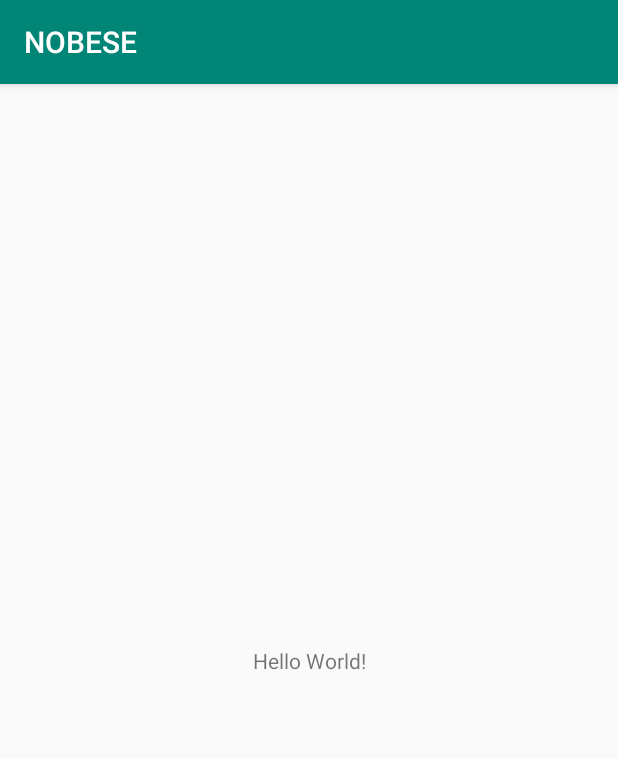
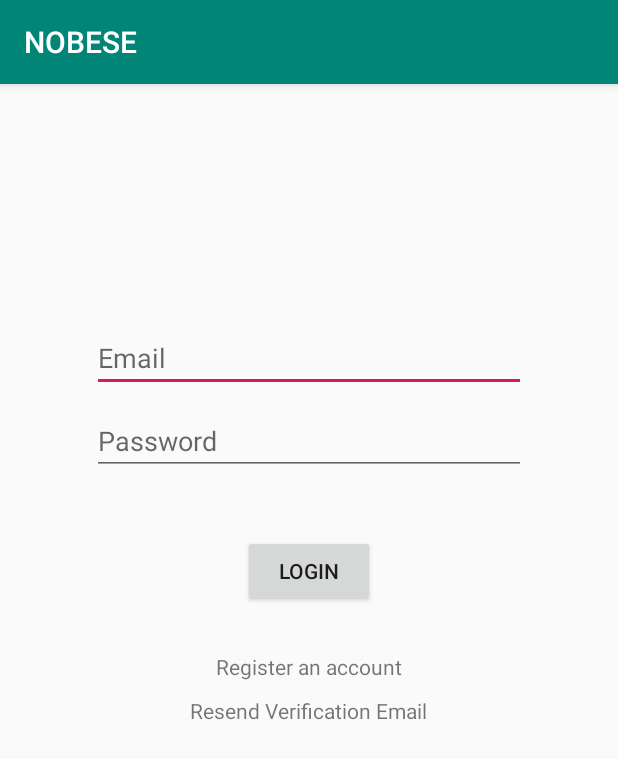
Before and after one commit to amous4822/NOBESE, an Android app: the screen it shows after launch (MainActivity before the commit, LoginActivity after it), on a phone screen of 412 x 824 dp. Shown: the top 759 px of the screen. Run offline under Robolectric (Android 15) with nearby library versions, the phone set to English and light mode, and no system bars; our stand-ins replace Firebase (no records; nobody signed in at launch, a user with empty details on screens opened directly).

Commit message:
Added registration and login screens

```diff
--- /dev/null
+++ b/app/src/main/java/com/example/project/nobese/LoginActivity.java
@@ -0,0 +1,157 @@
+package com.example.project.nobese;
+
+import android.app.ProgressDialog;
+import android.content.Context;
+import android.content.Intent;
+import android.support.annotation.NonNull;
+import android.support.v7.app.AppCompatActivity;
+import android.os.Bundle;
+
+import android.text.TextUtils;
+import android.view.View;
+import android.widget.Button;
+import android.widget.EditText;
+import android.widget.TextView;
+import android.widget.Toast;
+
+import com.google.android.gms.tasks.OnCompleteListener;
+import com.google.android.gms.tasks.OnFailureListener;
+import com.google.android.gms.tasks.Task;
+import com.google.firebase.auth.AuthResult;
+import com.google.firebase.auth.FirebaseAuth;
+import com.google.firebase.auth.FirebaseUser;
+
+
+public class LoginActivity extends AppCompatActivity {
+
+
+    private EditText mEmail;
+    private EditText mPassword;
+    private Button mLogin;
+
+
+    Context mContext ;
+
+    private FirebaseAuth.AuthStateListener mAuthListener;
+
+    @Override
+    protected void onCreate(Bundle savedInstanceState) {
+        super.onCreate(savedInstanceState);
+        setContentView(R.layout.activity_login);
+
+        mEmail = findViewById(R.id.email_login);
+        mPassword = findViewById(R.id.password_login);
+        mLogin = findViewById(R.id.login_button);
+
+        setupFirebaseAuth();
+
+        mLogin.setOnClickListener(new View.OnClickListener() {
+            @Override
+            public void onClick(View view) {
+
+                if (isValid(mEmail.getText().toString()) && isValid(mPassword.getText().toString())) {
+                    if (testEmail(mEmail.getText().toString()) && testPassword(mPassword.getText().toString())) {
+
+                        Toast.makeText(LoginActivity.this, "success", Toast.LENGTH_SHORT).show();
+
+                        final ProgressDialog dialog = ProgressDialog.show(LoginActivity.this, "Loading", "Please wait...", true);
+
+                        FirebaseAuth.getInstance().signInWithEmailAndPassword(mEmail.getText().toString(), mPassword.getText().toString())
+                                .addOnCompleteListener(new OnCompleteListener<AuthResult>() {
+                                    @Override
+                                    public void onComplete(@NonNull Task<AuthResult> task) {
+                                        dialog.dismiss();
+                                    }
+                                }).addOnFailureListener(new OnFailureListener() {
+                            @Override
+                            public void onFailure(@NonNull Exception e) {
+                                dialog.dismiss();
+                                Toast.makeText(LoginActivity.this, "Error while authentication try again", Toast.LENGTH_LONG).show();
+                            }
+                        });
+
+                    } else {
+
+                        Toast.makeText(LoginActivity.this, "Email or Password is wrong", Toast.LENGTH_SHORT).show();
+                    }
+                } else {
+
+                    Toast.makeText(LoginActivity.this, "You must fill all the fields properly !", Toast.LENGTH_SHORT).show();
+                }
+            }
+        });
+
+        TextView mResendVerification = (TextView) findViewById(R.id.resend_verify);
+        mResendVerification.setOnClickListener(new View.OnClickListener() {
+            @Override
+            public void onClick(View view) {
+
+                ResendVerificationDialog dialog = new ResendVerificationDialog();
+                dialog.show(getSupportFragmentManager() , "resend_verification_dialog");
+            }
+        });
+
+        TextView mRegister = findViewById(R.id.register);
+        mRegister.setOnClickListener(new View.OnClickListener() {
+            @Override
+            public void onClick(View view) {
+
+                startActivity(new Intent(LoginActivity.this , RegisterActivity.class));
+            }
+        });
+
+    }
+
+
+
+    private boolean isValid(String text) {
+        return !TextUtils.isEmpty(text) && !text.contains(" ");
+    }
+
+    private boolean testEmail(String email) {
+        return email.contains(".") && email.contains("@");
+    }
+
+    private boolean testPassword(String pass) {
+        return pass.length() >= 6;
+    }
+
+    /*
+    ------------------------------------------------ FIREBASE FUNCTIONS -------------------------------------
+     */
+
+    private void setupFirebaseAuth() {
+        mAuthListener = new FirebaseAuth.AuthStateListener() {
+            @Override
+            public void onAuthStateChanged(@NonNull FirebaseAuth firebaseAuth) {
+                FirebaseUser user = firebaseAuth.getCurrentUser();
+                if (user != null) {
+                    if (user.isEmailVerified()){
+                        Toast.makeText(LoginActivity.this, "User logged in : " + user.getEmail(), Toast.LENGTH_SHORT).show();
+                        FirebaseAuth.getInstance().signOut();
+                    } else{
+                        Toast.makeText(LoginActivity.this, "Please verify your account: " + user.getEmail(), Toast.LENGTH_SHORT).show();
+                        FirebaseAuth.getInstance().signOut();
+                    }
+
+                } else {
+                    Toast.makeText(LoginActivity.this, "No signed in", Toast.LENGTH_SHORT).show();
+                }
+            }
+        };
+    }
+
+    @Override
+    protected void onStart() {
+        super.onStart();
+        FirebaseAuth.getInstance().addAuthStateListener(mAuthListener);
+    }
+
+    @Override
+    protected void onStop() {
+        super.onStop();
+        if (mAuthListener != null) {
+            FirebaseAuth.getInstance().removeAuthStateListener(mAuthListener);
+        }
+    }
+}
--- /dev/null
+++ b/app/src/main/res/layout/activity_login.xml
@@ -0,0 +1,53 @@
+<?xml version="1.0" encoding="utf-8"?>
+<LinearLayout xmlns:android="http://schemas.android.com/apk/res/android"
+xmlns:app="http://schemas.android.com/apk/res-auto"
+xmlns:tools="http://schemas.android.com/tools"
+android:layout_width="match_parent"
+android:layout_height="match_parent"
+android:orientation="vertical"
+tools:context=".LoginActivity">
+
+<EditText
+    android:id="@+id/email_login"
+    android:layout_width="289dp"
+    android:layout_height="wrap_content"
+    android:layout_gravity="center"
+    android:layout_marginTop="160dp"
+    android:hint="@string/email"
+    android:inputType="textEmailAddress" />
+
+<EditText
+    android:id="@+id/password_login"
+    android:layout_width="289dp"
+    android:layout_height="wrap_content"
+    android:layout_gravity="center"
+    android:layout_marginTop="10dp"
+    android:hint="@string/password"
+    android:inputType="textPassword" />
+
+<Button
+    android:id="@+id/login_button"
+    android:layout_width="wrap_content"
+    android:layout_height="wrap_content"
+    android:layout_gravity="center"
+    android:layout_marginTop="40dp"
+    android:text="@string/login_button" />
+
+<TextView
+    android:id="@+id/register"
+    android:layout_width="wrap_content"
+    android:layout_height="wrap_content"
+    android:text="@string/register"
+    android:layout_gravity="center"
+    android:layout_marginTop="30dp"/>
+
+<TextView
+    android:id="@+id/resend_verify"
+    android:layout_width="wrap_content"
+    android:layout_height="wrap_content"
+    android:text="@string/resend_verification"
+    android:layout_gravity="center"
+    android:layout_marginTop="10dp"/>
+
+
+</LinearLayout>
--- a/app/src/main/res/values/colors.xml
+++ b/app/src/main/res/values/colors.xml
@@ -3,4 +3,5 @@
     <color name="colorPrimary">#008577</color>
     <color name="colorPrimaryDark">#00574B</color>
     <color name="colorAccent">#D81B60</color>
+    <color name="black">#181617</color>
 </resources>
--- a/app/src/main/res/values/strings.xml
+++ b/app/src/main/res/values/strings.xml
@@ -1,3 +1,12 @@
 <resources>
     <string name="app_name">NOBESE</string>
+    <string name="password">Password</string>
+    <string name="username">Username</string>
+    <string name="confirm_password">confirm password</string>
+    <string name="login_button">LOGIN</string>
+    <string name="email">Email</string>
+    <string name="resend_verification">Resend Verification Email</string>
+    <string name="cancel_dialog">Cancel</string>
+    <string name="resend_confirm">Confirm</string>
+    <string name="register">Register an account</string>
 </resources>
```
Also changed, not shown: app/src/main/AndroidManifest.xml (+8 -3 lines), app/src/main/java/com/example/project/nobese/RegisterActivity.java (added, +174 -0 lines), app/src/main/java/com/example/project/nobese/ResendVerificationDialog.java (added, +148 -0 lines), app/src/main/res/layout/activity_register.xml (added, +54 -0 lines), app/src/main/res/layout/resendverification_dialog.xml (added, +63 -0 lines).
